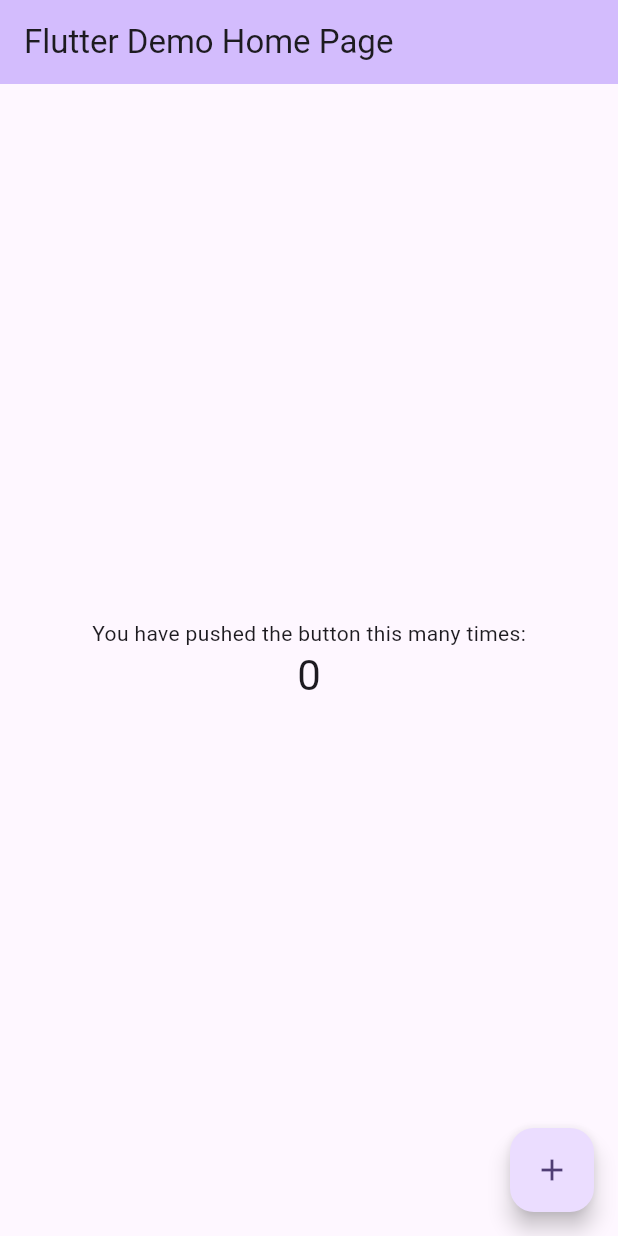
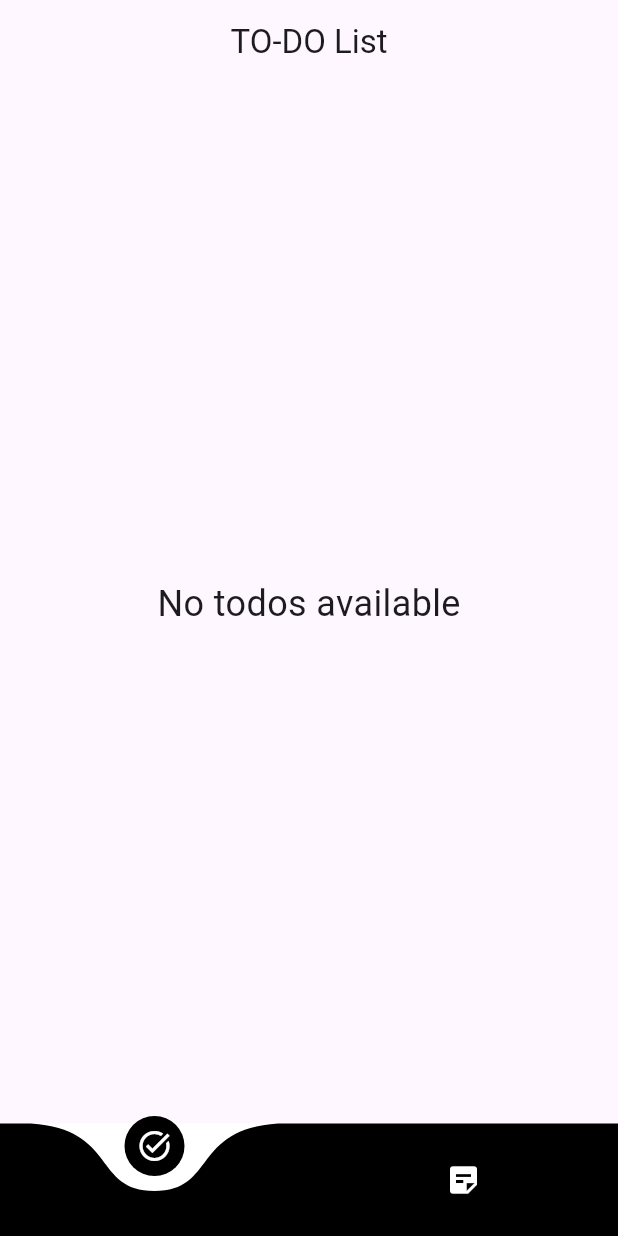
Before and after one commit to SahilPatil2002/todo_notes_app, a Flutter app: the screen it shows after launch, on a phone screen of 412 x 824 dp. Run offline on Flutter 3.47's test engine with Material 3 defaults, Android fonts, the phone set to English and light mode, and no system bars; drawn by our look-alikes of curved_navigation_bar; our stand-ins replace get.

Commit message:
Screens and it's Navigation

```diff
--- a/lib/main.dart
+++ b/lib/main.dart
@@ -1,122 +1,68 @@
+import 'package:curved_navigation_bar/curved_navigation_bar.dart';
 import 'package:flutter/material.dart';
+import 'package:get/get_core/src/get_main.dart';
+import 'package:get/get_navigation/get_navigation.dart';
+import 'package:todo_notes_app/screens/notes_screen.dart';
+import 'package:todo_notes_app/screens/splash_screen.dart';
+import 'package:todo_notes_app/screens/todo_screen.dart';
 
 void main() {
-  runApp(const MyApp());
+  runApp(MyApp());
 }
 
 class MyApp extends StatelessWidget {
-  const MyApp({super.key});
-
-  // This widget is the root of your application.
   @override
   Widget build(BuildContext context) {
-    return MaterialApp(
-      title: 'Flutter Demo',
-      theme: ThemeData(
-        // This is the theme of your application.
-        //
-        // TRY THIS: Try running your application with "flutter run". You'll see
-        // the application has a purple toolbar. Then, without quitting the app,
-        // try changing the seedColor in the colorScheme below to Colors.green
-        // and then invoke "hot reload" (save your changes or press the "hot
-        // reload" button in a Flutter-supported IDE, or press "r" if you used
-        // the command line to start the app).
-        //
-        // Notice that the counter didn't reset back to zero; the application
-        // state is not lost during the reload. To reset the state, use hot
-        // restart instead.
-        //
-        // This works for code too, not just values: Most code changes can be
-        // tested with just a hot reload.
-        colorScheme: ColorScheme.fromSeed(seedColor: Colors.deepPurple),
-      ),
-      home: const MyHomePage(title: 'Flutter Demo Home Page'),
+    return GetMaterialApp(
+      debugShowCheckedModeBanner: false,
+      theme: ThemeData(),
+      home: MyHomePage(),
     );
   }
 }
 
 class MyHomePage extends StatefulWidget {
-  const MyHomePage({super.key, required this.title});
-
-  // This widget is the home page of your application. It is stateful, meaning
-  // that it has a State object (defined below) that contains fields that affect
-  // how it looks.
-
-  // This class is the configuration for the state. It holds the values (in this
-  // case the title) provided by the parent (in this case the App widget) and
-  // used by the build method of the State. Fields in a Widget subclass are
-  // always marked "final".
-
-  final String title;
-
   @override
   State<MyHomePage> createState() => _MyHomePageState();
 }
 
 class _MyHomePageState extends State<MyHomePage> {
-  int _counter = 0;
+  int _selectedIndex = 0;
 
-  void _incrementCounter() {
+  // final List<Widget> _screens = const [MyTodoScreen(), MyNoteScreen()];
+  final List<Widget> _screens = [
+    const KeyedSubtree(key: ValueKey('todo'), child: MyTodoScreen()),
+    const KeyedSubtree(key: ValueKey('notes'), child: MyNoteScreen()),
+  ];
+
+  void _onTap(int index) {
     setState(() {
-      // This call to setState tells the Flutter framework that something has
-      // changed in this State, which causes it to rerun the build method below
-      // so that the display can reflect the updated values. If we changed
-      // _counter without calling setState(), then the build method would not be
-      // called again, and so nothing would appear to happen.
-      _counter++;
+      _selectedIndex = index;
     });
   }
 
   @override
   Widget build(BuildContext context) {
-    // This method is rerun every time setState is called, for instance as done
-    // by the _incrementCounter method above.
-    //
-    // The Flutter framework has been optimized to make rerunning build methods
-    // fast, so that you can just rebuild anything that needs updating rather
-    // than having to individually change instances of widgets.
     return Scaffold(
-      appBar: AppBar(
-        // TRY THIS: Try changing the color here to a specific color (to
-        // Colors.amber, perhaps?) and trigger a hot reload to see the AppBar
-        // change color while the other colors stay the same.
-        backgroundColor: Theme.of(context).colorScheme.inversePrimary,
-        // Here we take the value from the MyHomePage object that was created by
-        // the App.build method, and use it to set our appbar title.
-        title: Text(widget.title),
+      // appBar: AppBar(centerTitle: true, title: Text("Flutter Demo")),
+      body: AnimatedSwitcher(
+        duration: Duration(milliseconds: 300),
+        child: _screens[_selectedIndex],
       ),
-      body: Center(
-        // Center is a layout widget. It takes a single child and positions it
-        // in the middle of the parent.
-        child: Column(
-          // Column is also a layout widget. It takes a list of children and
-          // arranges them vertically. By default, it sizes itself to fit its
-          // children horizontally, and tries to be as tall as its parent.
-          //
-          // Column has various properties to control how it sizes itself and
-          // how it positions its children. Here we use mainAxisAlignment to
-          // center the children vertically; the main axis here is the vertical
-          // axis because Columns are vertical (the cross axis would be
-          // horizontal).
-          //
-          // TRY THIS: Invoke "debug painting" (choose the "Toggle Debug Paint"
-          // action in the IDE, or press "p" in the console), to see the
-          // wireframe for each widget.
-          mainAxisAlignment: MainAxisAlignment.center,
-          children: <Widget>[
-            const Text('You have pushed the button this many times:'),
-            Text(
-              '$_counter',
-              style: Theme.of(context).textTheme.headlineMedium,
-            ),
-          ],
-        ),
+      bottomNavigationBar: CurvedNavigationBar(
+        backgroundColor: Colors.white,
+        color: Colors.black,
+        animationDuration: const Duration(milliseconds: 300),
+        items: const <Widget>[
+          Icon(Icons.task_alt, color: Colors.white),
+          Icon(Icons.sticky_note_2, color: Colors.white),
+        ],
+        onTap: (index) {
+          setState(() {
+            _selectedIndex = index;
+          });
+        },
       ),
-      floatingActionButton: FloatingActionButton(
-        onPressed: _incrementCounter,
-        tooltip: 'Increment',
-        child: const Icon(Icons.add),
-      ), // This trailing comma makes auto-formatting nicer for build methods.
     );
   }
 }
--- /dev/null
+++ b/lib/screens/todo_screen.dart
@@ -0,0 +1,27 @@
+import 'package:flutter/material.dart';
+
+class MyTodoScreen extends StatefulWidget {
+  const MyTodoScreen({super.key});
+
+  @override
+  State<MyTodoScreen> createState() => _MyTodoScreenState();
+}
+
+class _MyTodoScreenState extends State<MyTodoScreen> {
+  @override
+  Widget build(BuildContext context) {
+    return Scaffold(
+      appBar: AppBar(
+        centerTitle: true,
+        title: const Text("TO-DO List"),
+
+      ),
+      body: const Center(
+        child: Text(
+          "No todos available",
+          style: TextStyle(fontSize: 24),
+        ),
+      ),
+    );
+  }
+}
```
Also changed, not shown: lib/screens/notes_screen.dart (added, +27 -0 lines), lib/screens/splash_screen.dart (added, +32 -0 lines), pubspec.yaml (+8 -4 lines), assets/fonts/DMSerifDisplay-Italic.ttf (added), assets/fonts/DMSerifDisplay-Regular.ttf (added), pubspec.lock, 1 other file.
